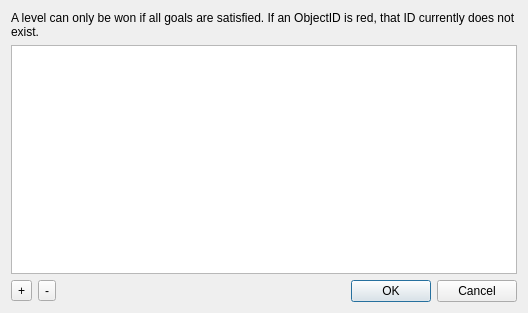
The window that src/view/GoalEditor.ui (the-butterfly-effect/tbe) describes before a commit, drawn with Qt 5.
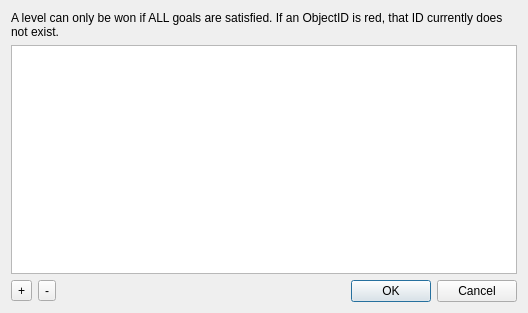
The same window after the commit.

Commit message: Change the text to highlight slightly more that ALL goals must be met.

Diff of the .ui file:
```diff
--- a/src/view/GoalEditor.ui
+++ b/src/view/GoalEditor.ui
@@ -17,7 +17,7 @@
    <item>
     <widget class="QLabel" name="label">
      <property name="text">
-      <string>A level can only be won if all goals are satisfied. If an ObjectID is red, that ID currently does not exist.</string>
+	  <string>A level can only be won if ALL goals are satisfied. If an ObjectID is red, that ID currently does not exist.</string>
      </property>
      <property name="textFormat">
       <enum>Qt::PlainText</enum>
```
